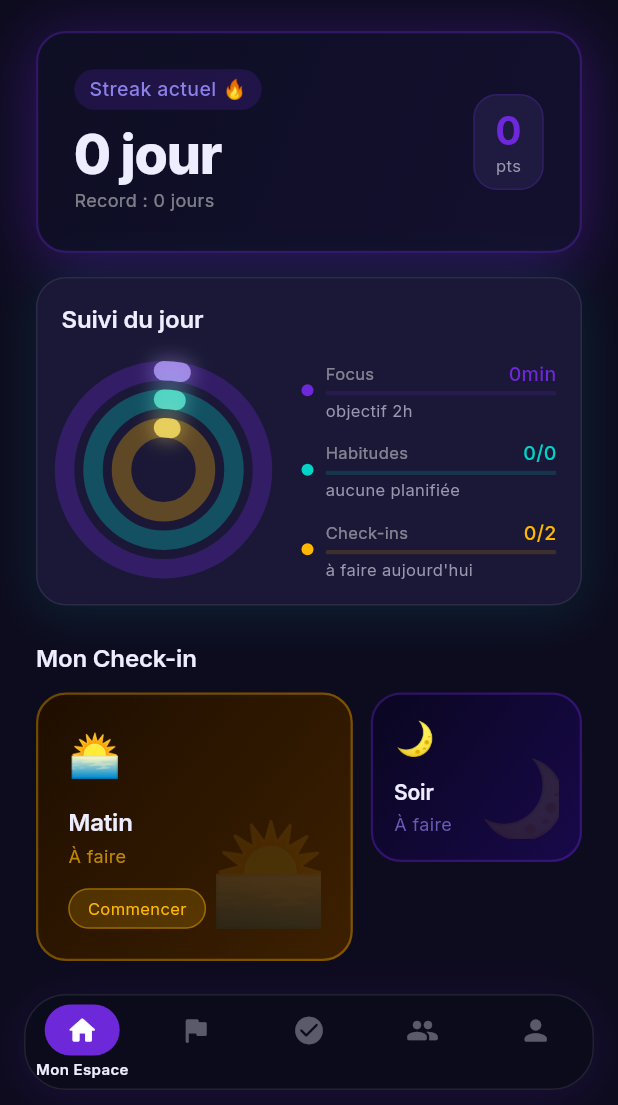
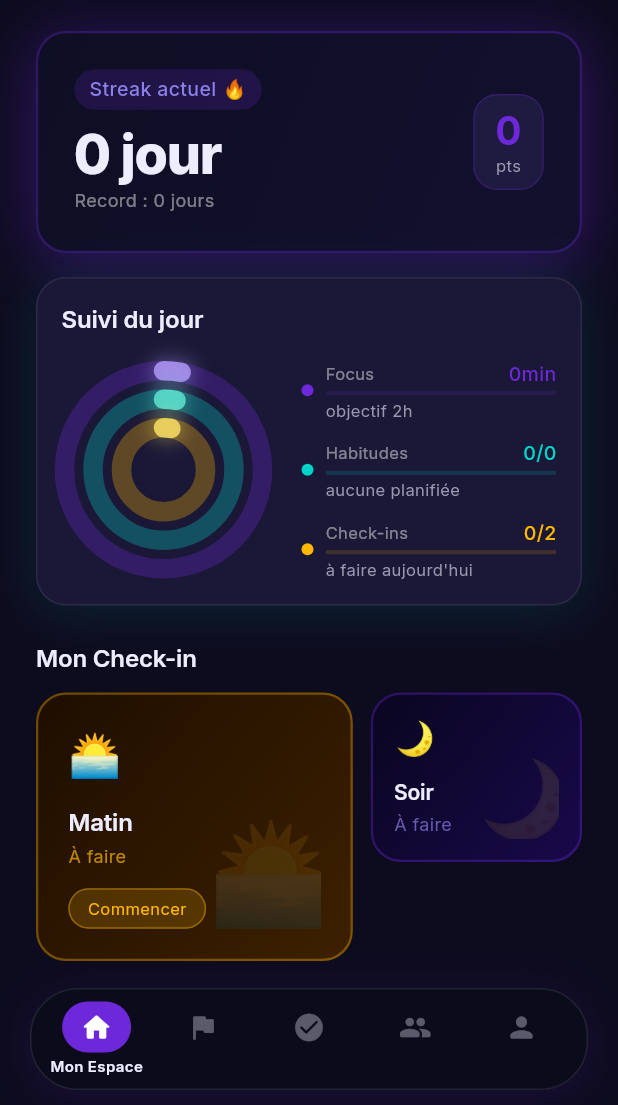
Before and after one commit to Cassandre-pdg/mon-app, a Flutter app: the screen it shows once a user with an empty profile is signed in, on a phone screen of 412 x 824 dp, the part 131-1236 px from its top. Run offline on Flutter 3.47's test engine with Material 3 defaults, Android fonts, the phone set to English and light mode, and no system bars; our stand-ins replace firebase_core, firebase_messaging, fl_chart, flutter_local_notifications, flutter_riverpod, go_router and 7 more; missing offline and left inert: purchases_flutter; accounts and stored records are empty.

Commit message:
fix(nav): aère les items extrêmes de la barre de navigation
- Padding horizontal externe : 16 → 20px
- Hauteur barre : 64 → 68px
- BorderRadius : 28 → 32 (plus arrondie)
- Padding interne Row : +8px de chaque côté pour écarter les items
  des coins arrondis (Mon Espace et Mon Profil ne collent plus)
- Pill active : padding horizontal 14 → 12px (équilibre avec l'espace)

Co-Authored-By: Claude Sonnet 4.6 <noreply@anthropic.com>

```diff
--- a/flutter_app/lib/shared/navigation/app_router.dart
+++ b/flutter_app/lib/shared/navigation/app_router.dart
@@ -298,14 +298,14 @@ class _KolybNavBar extends StatelessWidget {
 
     return Container(
       color: Colors.transparent,
-      padding: EdgeInsets.fromLTRB(16, 6, 16, bottomPad + 10),
+      padding: EdgeInsets.fromLTRB(20, 6, 20, bottomPad + 10),
       child: Container(
-        height: 64,
+        height: 68,
         decoration: BoxDecoration(
           color: isDark
               ? const Color(0xF20A0B1A)
               : const Color(0xF5FFFFFF),
-          borderRadius: BorderRadius.circular(28),
+          borderRadius: BorderRadius.circular(32),
           border: Border.all(
             color: isDark
                 ? const Color(0x18FFFFFF)
@@ -320,6 +320,8 @@ class _KolybNavBar extends StatelessWidget {
             ),
           ],
         ),
+        child: Padding(
+          padding: const EdgeInsets.symmetric(horizontal: 8),
           child: Row(
             children: List.generate(_items.length, (i) {
               final (icon, label) = _items[i];
@@ -336,6 +338,7 @@ class _KolybNavBar extends StatelessWidget {
                 ),
               );
             }),
+          ),
         ),
       ),
     );
@@ -370,7 +373,7 @@ class _NavItem extends StatelessWidget {
           duration: const Duration(milliseconds: 220),
           curve: Curves.easeInOut,
           padding: EdgeInsets.symmetric(
-            horizontal: isActive ? 14 : 10,
+            horizontal: isActive ? 12 : 8,
             vertical: 6,
           ),
           decoration: BoxDecoration(
```
Lines whose indentation alone changed are shown as unchanged.
